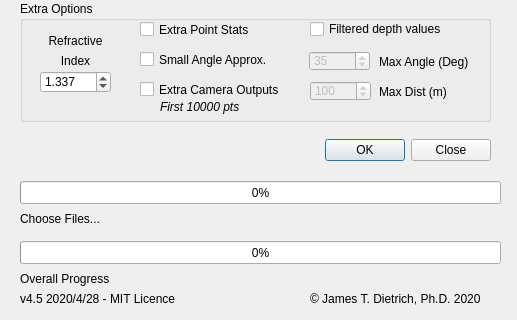
Old version of the form py_bathySfM_gui.ui in the repository geojames/pyBathySfM; both pictures show x 0 to 517 and y 309 to 629 of the 517 by 629 pixel window.
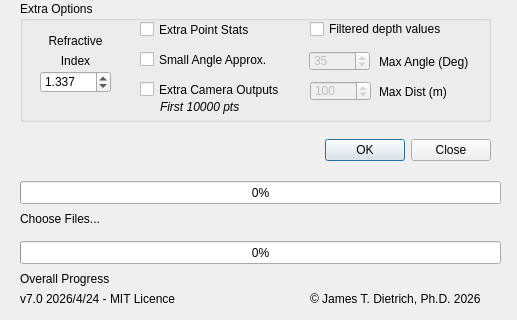
New version of the form. Icons and pictures are not drawn.

```diff
--- a/py_bathySfM_gui.ui
+++ b/py_bathySfM_gui.ui
@@ -512,7 +512,7 @@
     </rect>
    </property>
    <property name="text">
-    <string>© James T. Dietrich, Ph.D. 2020</string>
+    <string>© James T. Dietrich, Ph.D. 2026</string>
    </property>
   </widget>
   <widget class="QLabel" name="txt_licence">
@@ -525,7 +525,7 @@
     </rect>
    </property>
    <property name="text">
-    <string>v4.5 2020/4/28 - MIT Licence</string>
+    <string>v7.0 2026/4/24 - MIT Licence</string>
    </property>
   </widget>
   <zorder>groupBox</zorder>
```
